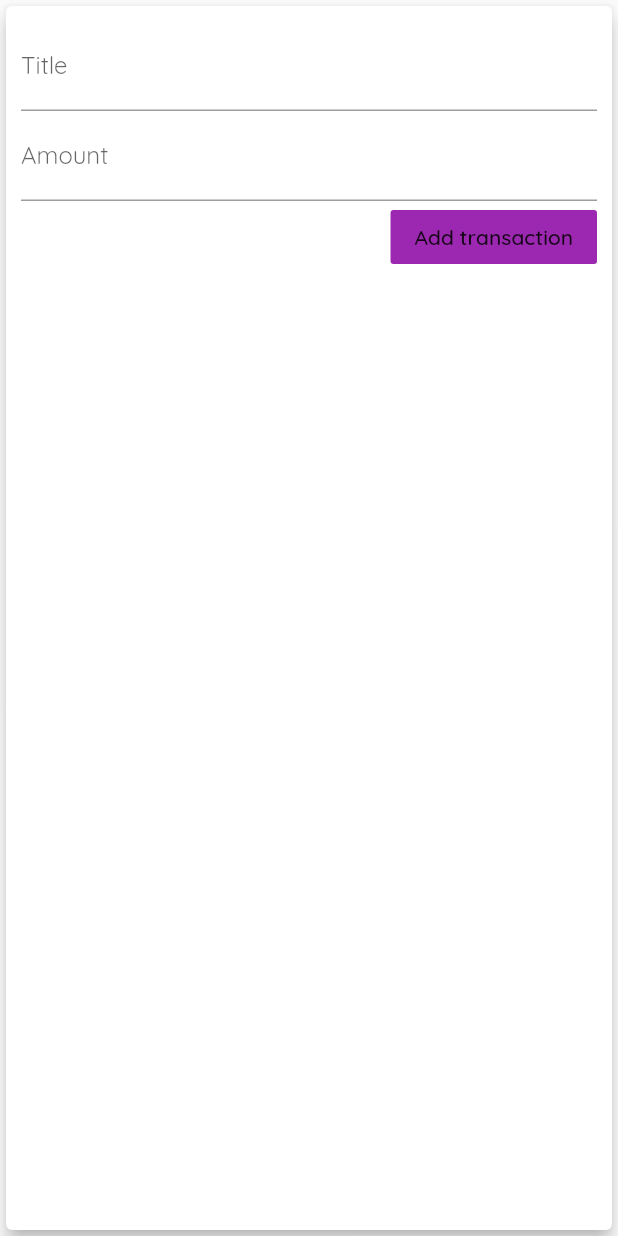
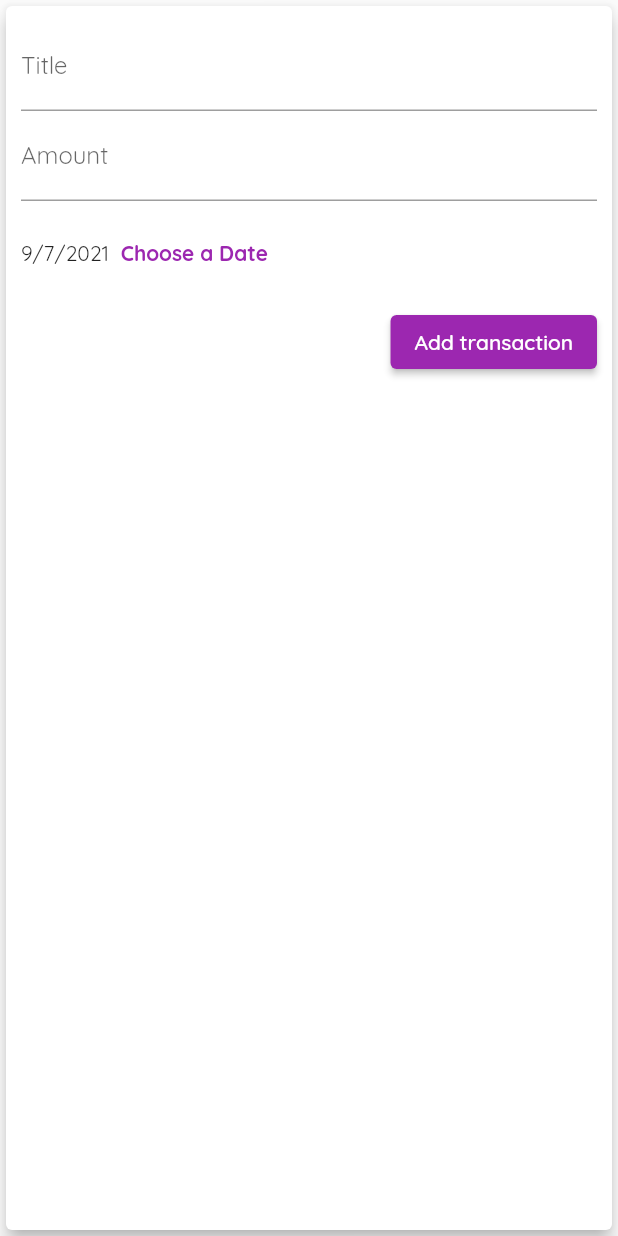
Before and after one commit to abdulbaqisky/planner, a Flutter app: the NewTransaction widget shown alone on an empty page, opened directly with empty values, after a tap on "Add transaction", on a phone screen of 412 x 824 dp. Run offline on Flutter 3.47's test engine with Material 2 defaults, Android fonts, the phone set to English and light mode, and no system bars.

Commit message:
date sync

```diff
--- a/lib/main.dart
+++ b/lib/main.dart
@@ -57,11 +57,12 @@ class _MyHomePageState extends State<MyHomePage> {
         .toList();
   }
 
-  void _addNewTransaction(String txTitle, double txAmount) {
+  void _addNewTransaction(
+      String txTitle, double txAmount, DateTime chosenDate) {
     final newTx = Transaction(
         title: txTitle,
         amount: txAmount,
-        date: DateTime.now(),
+        date: chosenDate,
         id: DateTime.now().toString());
 
     setState(() {
--- a/lib/widgets/new_transactions.dart
+++ b/lib/widgets/new_transactions.dart
@@ -1,4 +1,5 @@
 import 'package:flutter/material.dart';
+import 'package:intl/intl.dart';
 
 class NewTransaction extends StatefulWidget {
   final Function addTx;
@@ -10,23 +11,42 @@ class NewTransaction extends StatefulWidget {
 }
 
 class _NewTransactionState extends State<NewTransaction> {
-  void submitData() {
-    final enteredTitle = titleInput.text;
-    final enteredAmount = double.parse(amountInput.text);
+  final TextEditingController amountInput = TextEditingController();
+  final TextEditingController titleInput = TextEditingController();
+  DateTime? _selectedDate = DateTime.now();
+
+  void _submitData() {
+    if (amountInput.text.isEmpty) {
+      return;
+    }
+    final _enteredTitle = titleInput.text;
+    final _enteredAmount = double.parse(amountInput.text);
+
     //dummy validation
-    if (enteredTitle.isEmpty || enteredAmount <= 0) {
+    if (_enteredTitle.isEmpty || _enteredAmount <= 0 || _selectedDate == null) {
       return;
     }
     widget.addTx(
-      titleInput.text,
-      double.parse(amountInput.text),
+      _enteredTitle,
+      _enteredAmount,
+      _selectedDate,
     );
     Navigator.of(context).pop();
   }
 
-  final TextEditingController amountInput = TextEditingController();
-
-  final TextEditingController titleInput = TextEditingController();
+  void _presentDatePicker() {
+    showDatePicker(
+      context: context,
+      initialDate: DateTime.now(),
+      firstDate: DateTime(2021),
+      lastDate: DateTime.now(),
+    ).then((pickedDate) {
+      if (pickedDate == null) {
+        return;
+      }
+      _selectedDate = pickedDate;
+    });
+  }
 
   @override
   Widget build(BuildContext context) {
@@ -40,17 +60,37 @@ class _NewTransactionState extends State<NewTransaction> {
             TextField(
               decoration: InputDecoration(labelText: 'Title'),
               controller: titleInput,
-              onSubmitted: (_) => submitData,
+              onSubmitted: (_) => _submitData,
             ),
             TextField(
               decoration: InputDecoration(labelText: 'Amount'),
               controller: amountInput,
               keyboardType: TextInputType.number,
-              onSubmitted: (_) => submitData,
+              onSubmitted: (_) => _submitData,
             ),
-            FlatButton(
-              color: Colors.purple,
-              onPressed: submitData,
+            Container(
+              height: 70,
+              child: Row(
+                children: [
+                  Text(
+                    _selectedDate == null
+                        ? 'No date picked!'
+                        : DateFormat.yMd().format(_selectedDate!).toString(),
+                  ),
+                  TextButton(
+                    child: Text(
+                      'Choose a Date',
+                      style: TextStyle(
+                        fontWeight: FontWeight.bold,
+                      ),
+                    ),
+                    onPressed: _presentDatePicker,
+                  ),
+                ],
+              ),
+            ),
+            ElevatedButton(
+              onPressed: _submitData,
               child: Text('Add transaction'),
             ),
           ],
```
